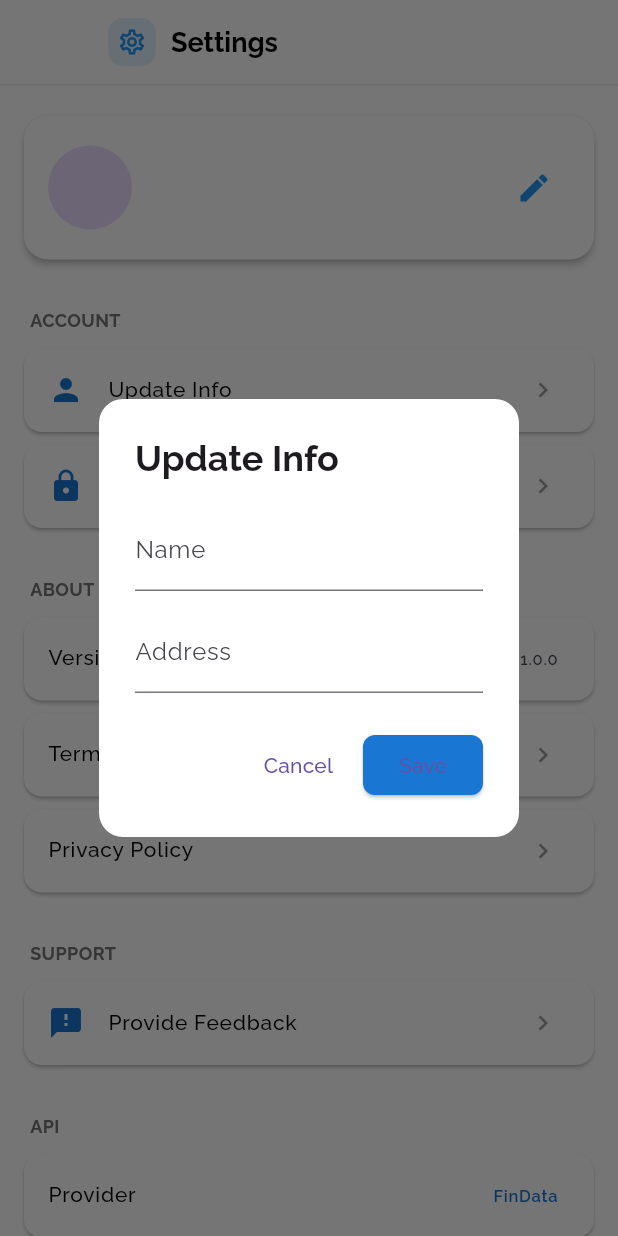
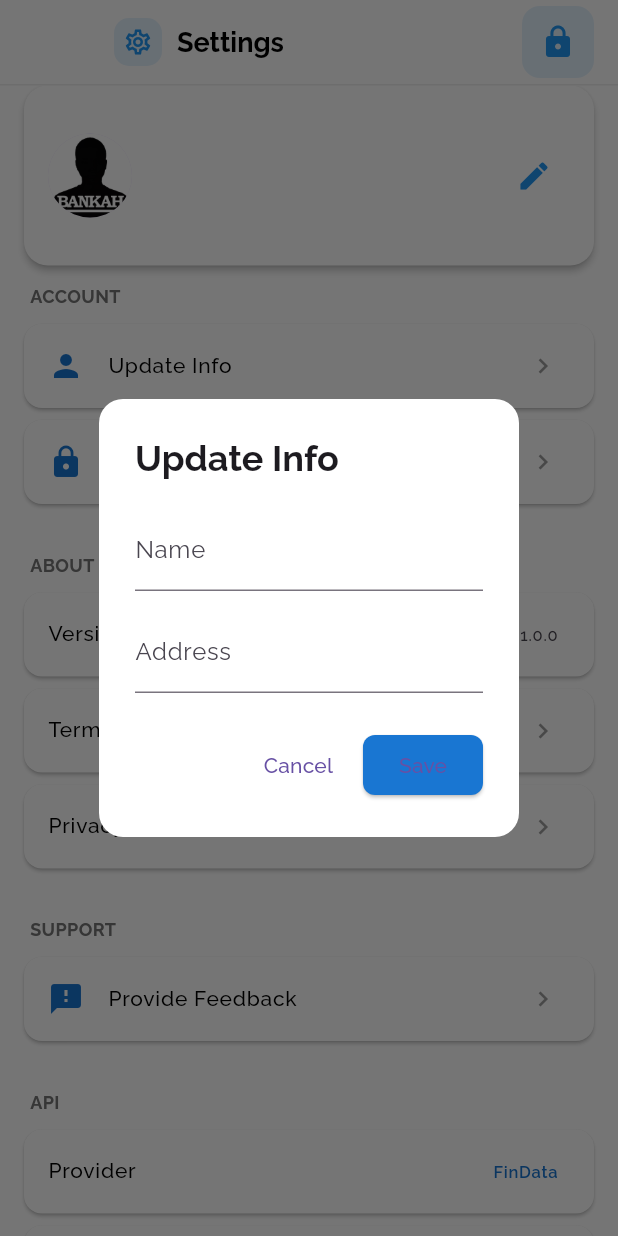
Before and after one commit to bankah-junior/ec_ranking_app, a Flutter app: the SettingScreen screen opened directly, after a tap on the "edit" icon, on a phone screen of 412 x 824 dp. Run offline on Flutter 3.47's test engine with Material 3 defaults, Android fonts, the phone set to English and light mode, and no system bars; our stand-ins replace shared_preferences; accounts and stored records are empty; network calls fail.

Commit message:
Refactor code structure for improved readability and maintainability

```diff
--- a/lib/views/auth_screen.dart
+++ b/lib/views/auth_screen.dart
@@ -34,6 +34,7 @@ class _AuthScreenState extends State<AuthScreen> {
           password: passwordController.text,
         ),
       );
+      await userVM.fetchUser();
     } else {
       await authVM.register(
         UserModel(
@@ -44,6 +45,7 @@ class _AuthScreenState extends State<AuthScreen> {
           phone: phoneController.text,
         ),
       );
+      await userVM.fetchUser();
     }
 
     if (authVM.errorMessage != null) {
--- a/lib/views/setting_screen.dart
+++ b/lib/views/setting_screen.dart
@@ -4,8 +4,24 @@ import 'package:ec_ranking/viewmodels/user_viewmodel.dart';
 import 'package:flutter/material.dart';
 import 'package:provider/provider.dart';
 
-class SettingScreen extends StatelessWidget {
+class SettingScreen extends StatefulWidget {
   const SettingScreen({super.key});
+
+  @override
+  State<SettingScreen> createState() => _SettingScreenState();
+}
+
+class _SettingScreenState extends State<SettingScreen> {
+  @override
+  void initState() {
+    super.initState();
+    _initAuth();
+  }
+
+  Future<void> _initAuth() async {
+    final authVM = context.read<AuthViewModel>();
+    await authVM.getToken();
+  }
 
   @override
   Widget build(BuildContext context) {
@@ -55,10 +71,21 @@ class SettingScreen extends StatelessWidget {
                       tooltip: "Logout",
                       onPressed: () {
                         authVM.logout();
-                        Navigator.popAndPushNamed(context, "/auth");
                       },
                     )
-                  : const SizedBox();
+                  : Container(
+                      margin: const EdgeInsets.only(right: 8),
+                      decoration: BoxDecoration(
+                        color: Colors.blue.shade50,
+                        borderRadius: BorderRadius.circular(12),
+                      ),
+                      child: IconButton(
+                        icon: const Icon(Icons.lock, color: Colors.blue),
+                        onPressed: () => {
+                          Navigator.pushNamed(context, '/auth'),
+                        },
+                      ),
+                    );
             },
           ),
           const SizedBox(width: 8),
@@ -70,49 +97,71 @@ class SettingScreen extends StatelessWidget {
       ),
       body: ListView(
         children: [
-          const SizedBox(height: 12),
-
           // 👤 Profile Card
           Card(
             color: Colors.white,
-            margin: const EdgeInsets.symmetric(horizontal: 16, vertical: 8),
+            margin: const EdgeInsets.symmetric(horizontal: 16),
             shape: RoundedRectangleBorder(
               borderRadius: BorderRadius.circular(16),
             ),
             elevation: 2,
             child: Consumer<UserViewModel>(
               builder: (context, userVM, child) {
-                // userVM.fetchUser();
                 final user = userVM.user;
-                return ListTile(
+                if (user == null) {
+                  return const SizedBox();
+                } else {
+                  return Padding(
+                    padding: const EdgeInsets.symmetric(vertical: 12),
+                    child: Column(
+                      crossAxisAlignment: CrossAxisAlignment.start,
+                      children: [
+                        ListTile(
                           contentPadding: const EdgeInsets.symmetric(
                             horizontal: 16,
                             vertical: 12,
                           ),
                           leading: const CircleAvatar(
                             radius: 28,
-                    backgroundImage: AssetImage("assets/images/avatar.png"),
+                            backgroundImage: AssetImage(
+                              "assets/images/avatar.jpg",
+                            ),
                           ),
                           title: Text(
-                    user?.name ?? "Guest",
-                    style: TextStyle(fontSize: 16, fontWeight: FontWeight.bold),
+                            user.name,
+                            style: TextStyle(
+                              fontSize: 16,
+                              fontWeight: FontWeight.bold,
+                            ),
                           ),
                           subtitle: Text(
-                    user?.email ?? "guest@example.com",
-                    style: TextStyle(color: Colors.grey),
+                            user.email,
+                            style: TextStyle(color: Colors.grey.shade800),
                           ),
                           trailing: IconButton(
                             icon: const Icon(Icons.edit, color: Colors.blue),
                             onPressed: () => _showUpdateInfoDialog(context),
                           ),
+                        ),
+                      ],
+                    ),
                   );
+                }
               },
             ),
           ),
 
-          const SizedBox(height: 12),
-
           // ⚙️ Account Section
+          Consumer<UserViewModel>(
+            builder: (context, userVM, child) {
+              // userVM.fetchUser();
+              final user = userVM.user;
+              if (user == null) {
+                return const SizedBox();
+              } else {
+                return Column(
+                  crossAxisAlignment: CrossAxisAlignment.start,
+                  children: [
                     _buildSectionTitle("ACCOUNT"),
                     _buildTile(
                       "Update Info",
@@ -123,6 +172,11 @@ class SettingScreen extends StatelessWidget {
                       "Change Password",
                       icon: Icons.lock,
                       onTap: () => _showChangePasswordDialog(context),
+                    ),
+                  ],
+                );
+              }
+            },
           ),
 
           const SizedBox(height: 16),
--- a/lib/widgets/bottom_nav_bar.dart
+++ b/lib/widgets/bottom_nav_bar.dart
@@ -46,7 +46,7 @@ class BottomNavBar extends StatelessWidget {
         duration: const Duration(milliseconds: 250),
         padding: const EdgeInsets.symmetric(horizontal: 16, vertical: 8),
         decoration: BoxDecoration(
-          color: isSelected ? Colors.blue.shade50 : Colors.transparent,
+          color: isSelected ? Colors.blue.shade50 : Colors.white,
           borderRadius: BorderRadius.circular(20),
         ),
         child: Row(
```
Also changed, not shown: lib/services/auth_service.dart (+93 -126 lines), lib/services/user_service.dart (+72 -83 lines), lib/viewmodels/auth_viewmodel.dart (+29 -16 lines), lib/viewmodels/user_viewmodel.dart (+49 -40 lines), lib/views/events_screen.dart (+30 -7 lines), lib/views/home_screen.dart (+26 -6 lines), lib/views/onboarding_screen.dart (+6 -3 lines), lib/views/splash_screen.dart (+14 -22 lines), assets/images/avatar.jpg (added). Lines whose indentation alone changed are shown as unchanged.
